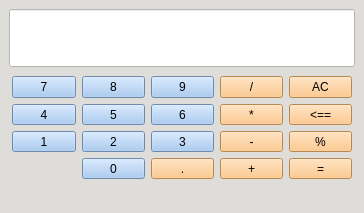
Qt form calculator/calculator.ui (ignabelitzky/gui-simple-calculator) before a commit.
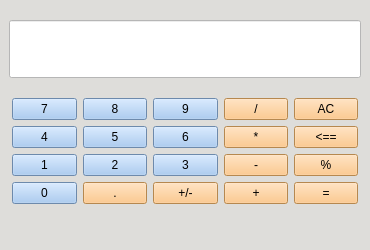
The same form after that commit.

Commit message: Fix on UI scale and 'change sign' button added

Diff of the .ui file:
```diff
--- a/calculator/calculator.ui
+++ b/calculator/calculator.ui
@@ -9,8 +9,8 @@
    <rect>
     <x>0</x>
     <y>0</y>
-    <width>364</width>
-    <height>213</height>
+    <width>370</width>
+    <height>250</height>
    </rect>
   </property>
   <property name="sizePolicy">
@@ -21,8 +21,8 @@
   </property>
   <property name="minimumSize">
    <size>
-    <width>364</width>
-    <height>213</height>
+    <width>370</width>
+    <height>250</height>
    </size>
   </property>
   <property name="maximumSize">
@@ -257,13 +257,13 @@
         <property name="minimumSize">
          <size>
           <width>0</width>
-          <height>21</height>
+          <height>0</height>
          </size>
         </property>
         <property name="maximumSize">
          <size>
-          <width>64</width>
-          <height>27</height>
+          <width>16777215</width>
+          <height>16777215</height>
          </size>
         </property>
         <property name="focusPolicy">
@@ -302,35 +302,6 @@
         </property>
        </widget>
       </item>
-      <item row="3" column="2">
-       <widget class="QPushButton" name="comma_btn">
-        <property name="focusPolicy">
-         <enum>Qt::NoFocus</enum>
-        </property>
-        <property name="styleSheet">
-         <string notr="true">background-color: rgb(255, 190, 111);
-
-
-selection-background-color: rgb(255, 120, 0);</string>
-        </property>
-        <property name="text">
-         <string>.</string>
-        </property>
-       </widget>
-      </item>
-      <item row="3" column="1">
-       <widget class="QPushButton" name="zero_btn">
-        <property name="focusPolicy">
-         <enum>Qt::NoFocus</enum>
-        </property>
-        <property name="styleSheet">
-         <string notr="true">background-color: rgb(153, 193, 241);</string>
-        </property>
-        <property name="text">
-         <string>0</string>
-        </property>
-       </widget>
-      </item>
       <item row="0" column="4">
        <widget class="QPushButton" name="clear_btn">
         <property name="focusPolicy">
@@ -363,6 +334,47 @@
         </property>
        </widget>
       </item>
+      <item row="3" column="0">
+       <widget class="QPushButton" name="zero_btn">
+        <property name="focusPolicy">
+         <enum>Qt::NoFocus</enum>
+        </property>
+        <property name="styleSheet">
+         <string notr="true">background-color: rgb(153, 193, 241);</string>
+        </property>
+        <property name="text">
+         <string>0</string>
+        </property>
+       </widget>
+      </item>
+      <item row="3" column="1">
+       <widget class="QPushButton" name="comma_btn">
+        <property name="focusPolicy">
+         <enum>Qt::NoFocus</enum>
+        </property>
+        <property name="styleSheet">
+         <string notr="true">background-color: rgb(255, 190, 111);
+
+
+selection-background-color: rgb(255, 120, 0);</string>
+        </property>
+        <property name="text">
+         <string>.</string>
+        </property>
+       </widget>
+      </item>
+      <item row="3" column="2">
+       <widget class="QPushButton" name="negative_btn">
+        <property name="styleSheet">
+         <string notr="true">background-color: rgb(255, 190, 111);
+
+selection-background-color: rgb(255, 120, 0);</string>
+        </property>
+        <property name="text">
+         <string>+/-</string>
+        </property>
+       </widget>
+      </item>
      </layout>
     </item>
    </layout>
```
Left out of the diff: 2 changed lines with no effect on the pictures. The commit also changes 3 other files.
